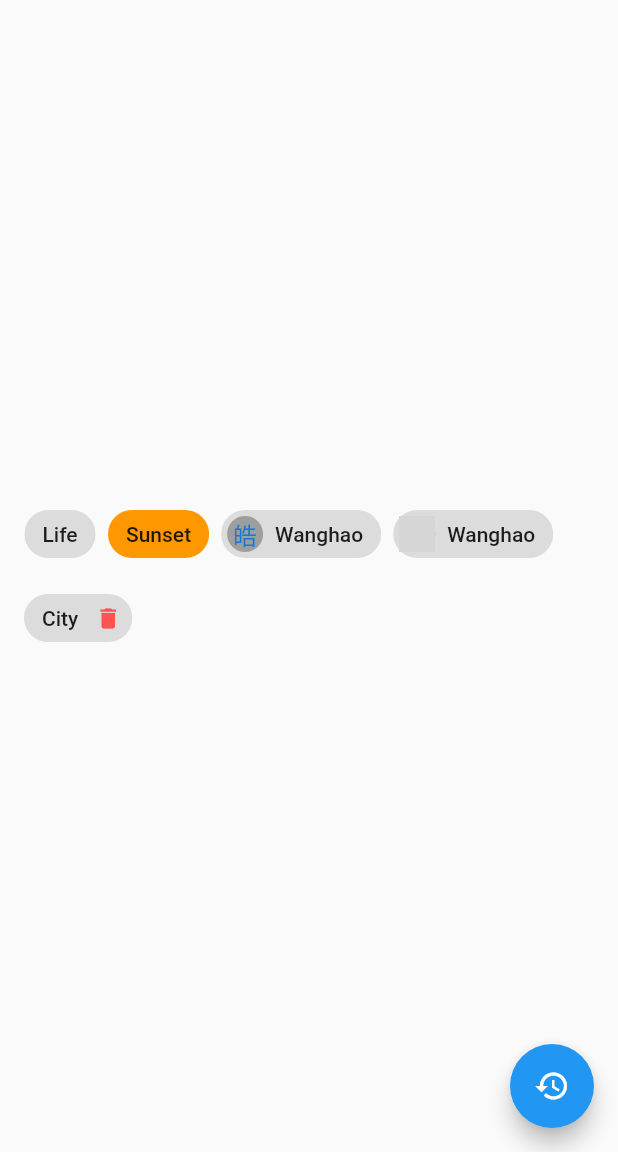
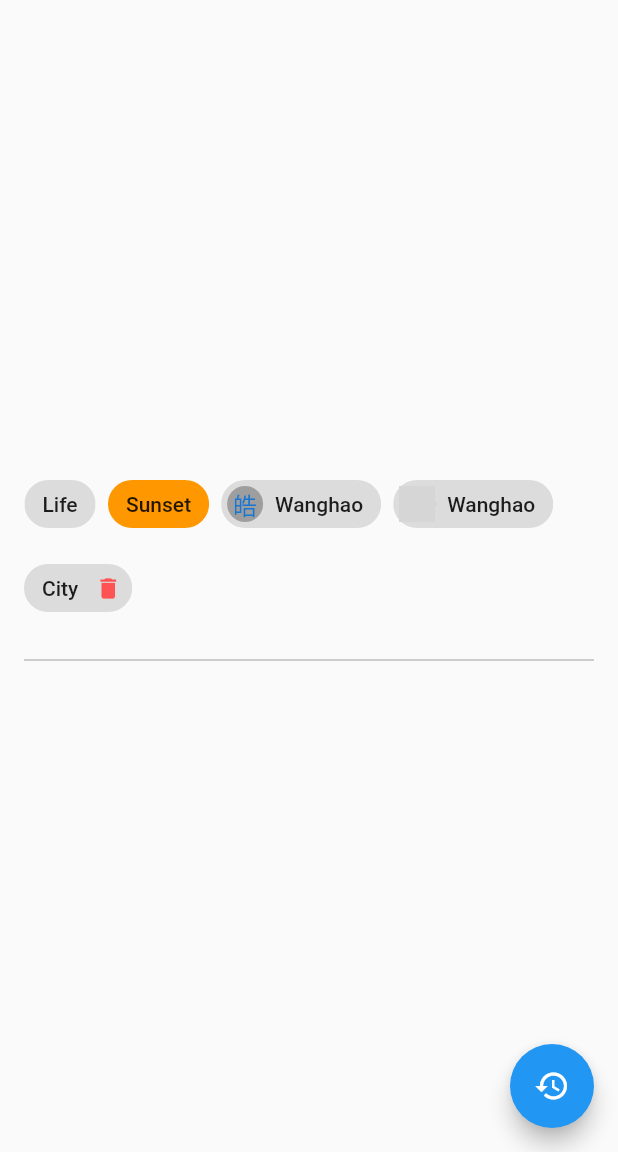
Before and after one commit to YuDongZhang/flutter_app_learn, a Flutter app: the ChipDemo screen opened directly, on a phone screen of 412 x 824 dp, the part 84-1236 px from its top. Run offline on Flutter 3.47's test engine with Material 2 defaults, Android fonts, the phone set to English and light mode, and no system bars; network calls fail; grey boxes are pictures that could not be loaded.

Commit message:
Divider 分隔符

```diff
--- a/lib/20-宁浩教程练习/demo/chip_demo.dart
+++ b/lib/20-宁浩教程练习/demo/chip_demo.dart
@@ -62,6 +62,12 @@ class _ChipDemoState extends State<ChipDemo> {
                   deleteIconColor: Colors.redAccent,
                   deleteButtonTooltipMessage: 'Remove this tag',
                 ),
+                Divider(
+                  color: Colors.grey,
+                  height: 32.0,
+                  // indent: 32.0,//左边缩进
+                ),
+
               ],
             ),
           ],
```
